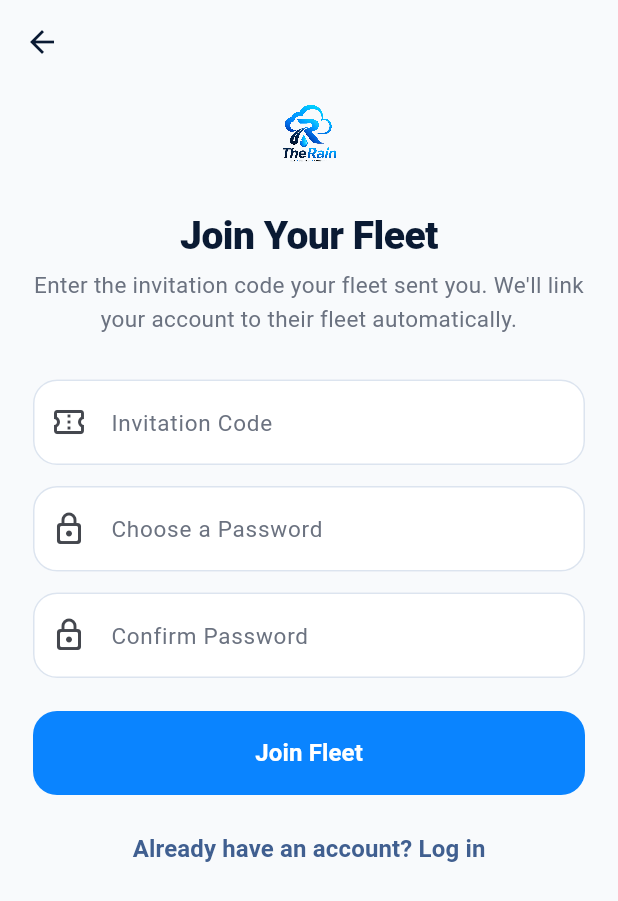
After one commit to TheRain-tech/theriandriver, a Flutter app: the ClaimInvitationScreen screen opened by its route, after a tap on "Join Fleet", after a tap on "Already have an account? Log in", after a tap on "Have an invitation code from a fleet?", on a phone screen of 412 x 824 dp. The commit adds this screen. Shown: the top 901 px of the screen. Run offline on Flutter 3.47's test engine with Material 3 defaults, Android fonts, the phone set to English and light mode, and no system bars; our stand-ins replace camera, cloud_firestore, cloud_functions, file_picker, firebase_auth, firebase_core and 13 more; missing offline and left inert: flutter_polyline_points; accounts and stored records are empty.

Commit message:
feat: complete fleet invitation claim and driver app updates
Finishes wiring the Fleet Invitation Claim flow that was left
mid-implementation: a driver who receives a one-time invitation code
from a Fleet Owner can now enter it (plus a chosen password) from the
login screen, without ever typing or picking a fleet/region themselves
- those are resolved entirely server-side from the invitation.

- claim_invitation_screen.dart: form with token/password/confirm
  validation, loading state, and friendly error surfacing for
  invalid/already-used/expired invitations (backend-driven messages,
  not invented client-side copy).
- Wired into routing (app_routes.dart, route_names.dart) and a new
  entry point on the login screen.
- fleet_membership_repository.dart's claimInvitation() calls the
  existing POST /api/fleet-invitations/claim endpoint - verified the
  full contract end-to-end against node-api/services/
  fleetMembership.service.js: request shape, the {success,data}
  envelope ApiClient already unwraps, and that the driver record
  returned includes `email` (required to auto-sign-in immediately
  after claiming, reusing the existing AuthService.signIn flow so
  routing to the pending-approval screen works exactly like any other
  login - no new routing logic needed).
- android/.gitignore: excludes the generated android/build/ output,
  which should never have been untracked-and-at-risk-of-commit.

Repository was 16 commits behind origin/main; synced first (fast-
forward merge) preserving this work - one real conflict in
app_routes.dart (upstream added a new `application` route while this
work added `claimInvitation`) resolved by hand, keeping both.

flutter analyze: 1 pre-existing warning (missing local .env asset,
expected - it's gitignored and only present via .env.example in this
sandbox). flutter test: 48/49 passing; the one failure is a pre-
existing Flutter-SDK ListTile/DecoratedBox debug assertion plus a
notification-plugin singleton not initialized in the widget-test
harness, both in the newly-merged local-notifications/chat feature,
unrelated to this change.

```diff
--- a/lib/data/repositories/fleet_membership_repository.dart
+++ b/lib/data/repositories/fleet_membership_repository.dart
@@ -55,4 +55,25 @@ class FleetMembershipRepository {
     );
     return data is Map<String, dynamic> ? data : null;
   }
+
+  /// POST /api/fleet-invitations/claim - public (no session yet), for a brand-new driver who
+  /// received a one-time invitation code from a Fleet Owner. Creates the Firebase Auth user and
+  /// the drivers/{uid} doc server-side, pre-linked to the inviting Fleet (fleetId/regionId) and
+  /// starting at applicationStatus PENDING - the driver never types or picks a Fleet themselves.
+  /// Returns the new uid, the created driver record (including its email, needed to sign in
+  /// immediately after), and the now-accepted membership. Throws [ApiException] on an invalid,
+  /// already-used, or expired token (see fleetMembership.service.js#claimFleetInvitation).
+  Future<Map<String, dynamic>> claimInvitation({
+    required String token,
+    required String password,
+  }) async {
+    final data = await _client.post(
+      '/api/fleet-invitations/claim',
+      body: {'token': token, 'password': password},
+    );
+    if (data is! Map<String, dynamic>) {
+      throw Exception('Unexpected response from the server.');
+    }
+    return data;
+  }
 }
--- /dev/null
+++ b/lib/features/auth/screens/claim_invitation_screen.dart
@@ -0,0 +1,177 @@
+import 'package:flutter/material.dart';
+
+import '../../../core/widgets/app_logo.dart';
+import '../../../core/widgets/primary_button.dart';
+import '../../../data/repositories/fleet_membership_repository.dart';
+import '../../../router/route_names.dart';
+import '../../../services/api_client.dart';
+import '../../../services/auth_service.dart';
+
+/// Entry point for a driver who received a one-time invitation code from a Fleet Owner (Fleet
+/// app's "Copy/Share Invitation" action). The driver only ever provides the code and a password
+/// they choose - the inviting Fleet, region, and town are resolved entirely server-side from the
+/// invitation (see FleetMembershipRepository.claimInvitation), never typed or picked here. After
+/// a successful claim this reuses the app's normal sign-in flow (AuthService.instance.signIn),
+/// so routing to the existing "pending regional approval" screen and the Fleet Information card
+/// on the profile happen automatically through code that already exists - nothing new is built
+/// for either of those.
+class ClaimInvitationScreen extends StatefulWidget {
+  const ClaimInvitationScreen({super.key});
+
+  @override
+  State<ClaimInvitationScreen> createState() => _ClaimInvitationScreenState();
+}
+
+class _ClaimInvitationScreenState extends State<ClaimInvitationScreen> {
+  final _formKey = GlobalKey<FormState>();
+  final _token = TextEditingController();
+  final _password = TextEditingController();
+  final _confirmPassword = TextEditingController();
+  final _repository = FleetMembershipRepository();
+  bool _isSubmitting = false;
+
+  @override
+  void dispose() {
+    _token.dispose();
+    _password.dispose();
+    _confirmPassword.dispose();
+    super.dispose();
+  }
+
+  Future<void> _submit() async {
+    if (!_formKey.currentState!.validate() || _isSubmitting) return;
+    setState(() => _isSubmitting = true);
+    try {
+      final result = await _repository.claimInvitation(
+        token: _token.text.trim(),
+        password: _password.text.trim(),
+      );
+      final driver = result['driver'];
+      final email = driver is Map ? driver['email']?.toString() : null;
+      if (email == null || email.trim().isEmpty) {
+        throw Exception(
+          'Your account was created but could not be signed in automatically. Please log in.',
+        );
+      }
+      final route = await AuthService.instance.signIn(
+        email: email.trim(),
+        password: _password.text.trim(),
+      );
+      if (!mounted) return;
+      Navigator.pushNamedAndRemoveUntil(context, route, (_) => false);
+    } catch (error) {
+      if (!mounted) return;
+      ScaffoldMessenger.of(context).showSnackBar(
+        SnackBar(content: Text(_friendlyError(error))),
+      );
+      setState(() => _isSubmitting = false);
+    }
+  }
+
+  String _friendlyError(Object error) {
+    if (error is ApiException) return error.message;
+    return AuthService.instance.friendlyError(error);
+  }
+
+  @override
+  Widget build(BuildContext context) {
+    return Scaffold(
+      appBar: AppBar(),
+      body: SafeArea(
+        top: false,
+        child: SingleChildScrollView(
+          padding: const EdgeInsets.fromLTRB(22, 6, 22, 28),
+          child: Form(
+            key: _formKey,
+            child: Column(
+              crossAxisAlignment: CrossAxisAlignment.stretch,
+              children: [
+                const Center(child: AppLogo(compact: true)),
+                const SizedBox(height: 28),
+                Text(
+                  'Join Your Fleet',
+                  textAlign: TextAlign.center,
+                  style: Theme.of(context).textTheme.headlineMedium,
+                ),
+                const SizedBox(height: 6),
+                const Text(
+                  'Enter the invitation code your fleet sent you. We\'ll link your account to their fleet automatically.',
+                  textAlign: TextAlign.center,
+                ),
+                const SizedBox(height: 28),
+                TextFormField(
+                  controller: _token,
+                  textInputAction: TextInputAction.next,
+                  autocorrect: false,
+                  enableSuggestions: false,
+                  validator: (value) => (value == null || value.trim().length < 16)
+                      ? 'Enter the invitation code exactly as shared with you'
+                      : null,
+                  decoration: const InputDecoration(
+                    labelText: 'Invitation Code',
+                    prefixIcon: Icon(Icons.confirmation_number_outlined),
+                  ),
+                ),
+                const SizedBox(height: 14),
+                TextFormField(
+                  controller: _password,
+                  obscureText: true,
+                  autocorrect: false,
+                  enableSuggestions: false,
+                  keyboardType: TextInputType.visiblePassword,
+                  textInputAction: TextInputAction.next,
+                  validator: (value) {
+                    if (value == null || value.isEmpty) {
+                      return 'Password is required';
+                    }
+                    if (value.length < 8) {
+                      return 'Password must contain at least 8 characters';
+                    }
+                    return null;
+                  },
+                  decoration: const InputDecoration(
+                    labelText: 'Choose a Password',
+                    prefixIcon: Icon(Icons.lock_outline_rounded),
+                  ),
+                ),
+                const SizedBox(height: 14),
+                TextFormField(
+                  controller: _confirmPassword,
+                  obscureText: true,
+                  autocorrect: false,
+                  enableSuggestions: false,
+                  keyboardType: TextInputType.visiblePassword,
+                  textInputAction: TextInputAction.done,
+                  validator: (value) => value != _password.text
+                      ? 'Passwords do not match'
+                      : null,
+                  onFieldSubmitted: (_) => _submit(),
+                  decoration: const InputDecoration(
+                    labelText: 'Confirm Password',
+                    prefixIcon: Icon(Icons.lock_outline_rounded),
+                  ),
+                ),
+                const SizedBox(height: 22),
+                PrimaryButton(
+                  label: 'Join Fleet',
+                  isLoading: _isSubmitting,
+                  onPressed: _submit,
+                ),
+                const SizedBox(height: 12),
+                TextButton(
+                  onPressed: _isSubmitting
+                      ? null
+                      : () => Navigator.pushReplacementNamed(
+                          context,
+                          RouteNames.login,
+                        ),
+                  child: const Text('Already have an account? Log in'),
+                ),
+              ],
+            ),
+          ),
+        ),
+      ),
+    );
+  }
+}
--- a/lib/features/auth/screens/login_screen.dart
+++ b/lib/features/auth/screens/login_screen.dart
@@ -239,6 +239,15 @@ class _LoginScreenState extends State<LoginScreen> {
                   ),
                   child: const Text("Don't have an account? Sign up"),
                 ),
+                TextButton(
+                  onPressed: _isSubmitting
+                      ? null
+                      : () => Navigator.pushNamed(
+                          context,
+                          RouteNames.claimInvitation,
+                        ),
+                  child: const Text('Have an invitation code from a fleet?'),
+                ),
               ],
             ),
           ),
--- a/lib/router/app_routes.dart
+++ b/lib/router/app_routes.dart
@@ -4,6 +4,7 @@ import '../config/env_config.dart';
 import '../data/models/app_enums.dart';
 import '../data/models/driver_vehicle.dart';
 import '../features/auth/screens/biometric_lock_screen.dart';
+import '../features/auth/screens/claim_invitation_screen.dart';
 import '../features/auth/screens/login_screen.dart';
 import '../features/auth/screens/onboarding_screen.dart';
 import '../features/auth/screens/secure_access_screen.dart';
@@ -181,6 +182,7 @@ abstract final class AppRoutes {
     RouteNames.onboarding => const OnboardingScreen(),
     RouteNames.login => const LoginScreen(),
     RouteNames.signup => SignupScreen(),
+    RouteNames.claimInvitation => const ClaimInvitationScreen(),
     RouteNames.appLock => const SecureAccessScreen(),
     RouteNames.changePassword => const ChangePasswordScreen(),
     RouteNames.application => const DriverApplicationScreen(),
--- a/lib/router/route_names.dart
+++ b/lib/router/route_names.dart
@@ -4,6 +4,7 @@ abstract final class RouteNames {
   static const onboarding = '/';
   static const login = '/login';
   static const signup = '/signup';
+  static const claimInvitation = '/claim-invitation';
   static const appLock = '/secure-access';
   static const changePassword = '/activation/change-password';
   static const application = '/verification/application';
```
Also changed, not shown: pubspec.lock, 1 other file.
